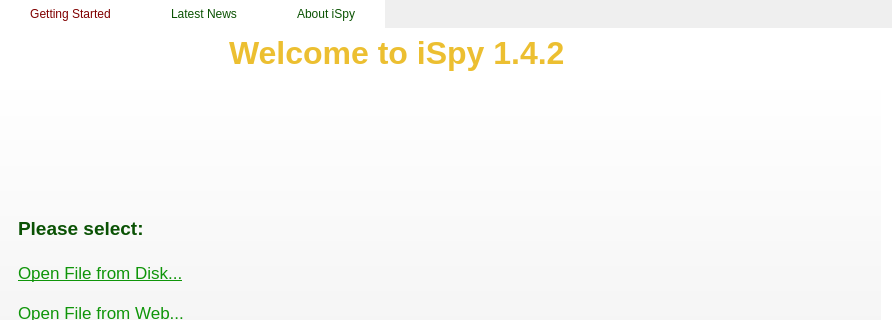
Before: the Qt Designer form Iguana/QtGUI/src/ISpySplashScreen.ui in cms-outreach/ispy, drawn with Qt 5; both pictures show x 0 to 892 and y 0 to 320 of the 892 by 582 pixel window.
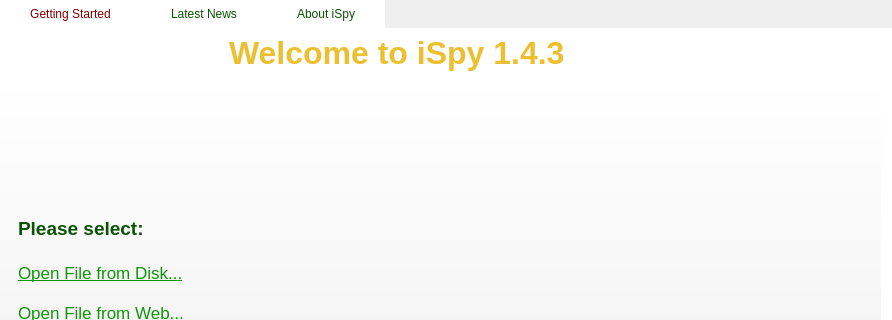
After: the same form once the commit is applied. Icons and pictures are not drawn.

Diff of the .ui file:
```diff
--- a/Iguana/QtGUI/src/ISpySplashScreen.ui
+++ b/Iguana/QtGUI/src/ISpySplashScreen.ui
@@ -146,7 +146,7 @@
 </string>
             </property>
             <property name="text">
-             <string>Welcome to iSpy 1.4.2</string>
+             <string>Welcome to iSpy 1.4.3</string>
             </property>
            </widget>
           </item>
```
Left out of the diff: 2 changed lines with no effect on the pictures.
